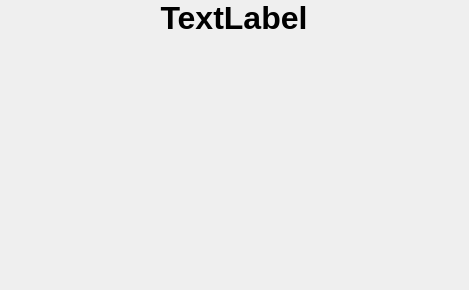
gimlidc/SonoGrabber, file src/startsequence.ui: the form before one commit.
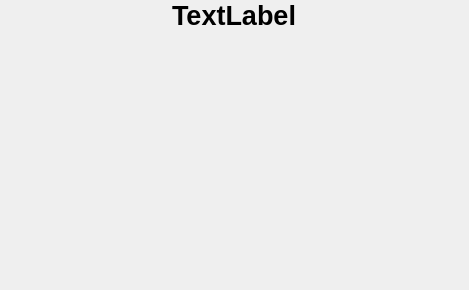
The form after the commit.

```diff
--- a/src/startsequence.ui
+++ b/src/startsequence.ui
@@ -48,7 +48,7 @@
       </property>
       <property name="font">
        <font>
-        <pointsize>24</pointsize>
+        <pointsize>20</pointsize>
         <weight>75</weight>
         <bold>true</bold>
        </font>
```
